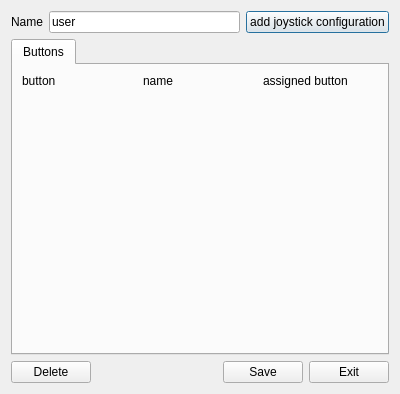
Before: the Qt Designer form modules/automation/projects/HilecGui/src/telecontrol/EditGamepadAssignment.ui in OFFIS-Automation/Framework, drawn with Qt 5.
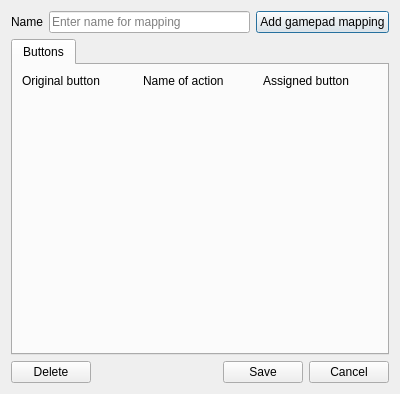
After: the same form once the commit is applied. Icons and pictures are not drawn.

Diff of the .ui file:
```diff
--- a/modules/automation/projects/HilecGui/src/telecontrol/EditGamepadAssignment.ui
+++ b/modules/automation/projects/HilecGui/src/telecontrol/EditGamepadAssignment.ui
@@ -26,14 +26,17 @@
      <item>
       <widget class="QLineEdit" name="name">
        <property name="text">
-        <string>user</string>
+        <string/>
+       </property>
+       <property name="placeholderText">
+        <string>Enter name for mapping</string>
        </property>
       </widget>
      </item>
      <item>
       <widget class="QPushButton" name="add">
        <property name="text">
-        <string>add joystick configuration</string>
+        <string>Add gamepad mapping</string>
        </property>
        <property name="icon">
         <iconset resource="../../images/images.qrc">
@@ -55,21 +58,21 @@
          <item row="0" column="0">
           <widget class="QLabel" name="label_2">
            <property name="text">
-            <string>button</string>
+            <string>Original button</string>
            </property>
           </widget>
          </item>
          <item row="0" column="1">
           <widget class="QLabel" name="label_3">
            <property name="text">
-            <string>name</string>
+            <string>Name of action</string>
            </property>
           </widget>
          </item>
          <item row="0" column="2">
           <widget class="QLabel" name="label_4">
            <property name="text">
-            <string>assigned button</string>
+            <string>Assigned button</string>
            </property>
           </widget>
          </item>
@@ -124,7 +127,7 @@
      <item>
       <widget class="QPushButton" name="exit">
        <property name="text">
-        <string>Exit</string>
+        <string>Cancel</string>
        </property>
       </widget>
      </item>
```
Left out of the diff: 2 changed lines with no effect on the pictures.
